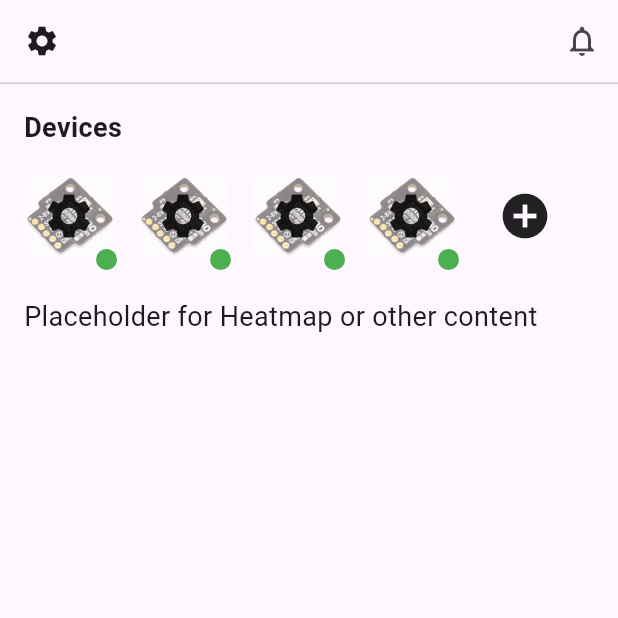
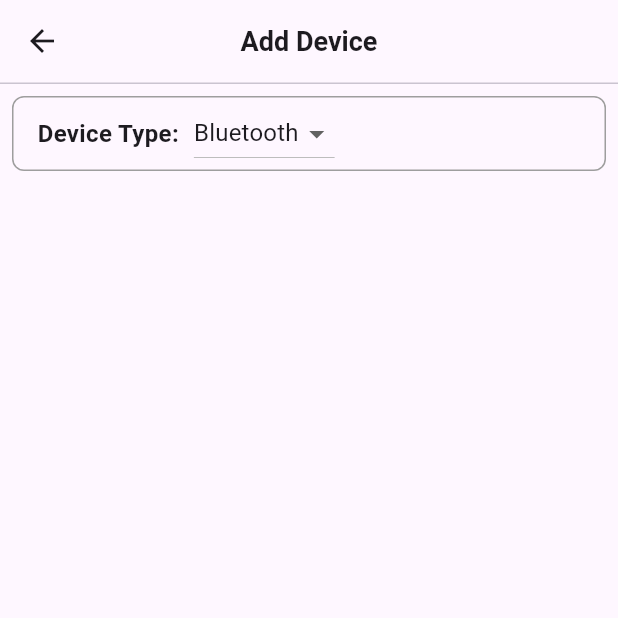
Before and after one commit to Canti-IoT/Canti-Hub, a Flutter app: the screen it shows after launch, after a tap on the "add circle" icon, on a phone screen of 412 x 824 dp, the top half of it. Run offline on Flutter 3.47's test engine with Material 3 defaults, Android fonts, the phone set to English and light mode, and no system bars; our stand-ins replace drift, shared_preferences, syncfusion_flutter_gauges, syncfusion_flutter_sliders; missing offline and left inert: flutter_octicons, syncfusion_flutter_core; accounts and stored records are empty; generated files the repository leaves out were written again.

Commit message:
feat: add 'add device' page, partial

```diff
--- a/lib/l10n/app_en.arb
+++ b/lib/l10n/app_en.arb
@@ -18,6 +18,8 @@
   "@_ALARMS": {},
   "alarms_config": "Alarms Configuration",
   "alarms_add_parameter": "Add Parameter",
-  "alarms": "Alarms"
+  "alarms": "Alarms",
 
+  "@_ADD_DEVICE": {},
+  "add_device": "Add Device"
 }
--- a/lib/main.dart
+++ b/lib/main.dart
@@ -1,5 +1,6 @@
 import 'package:canti_hub/pages/start_page.dart';
 import 'package:canti_hub/providers/database_provider.dart';
+import 'package:canti_hub/providers/device_provider.dart';
 import 'package:canti_hub/providers/parameters_provicer.dart';
 import 'package:canti_hub/providers/settings_provider.dart';
 import 'package:canti_hub/providers/theme_provider.dart';
@@ -22,6 +23,7 @@ class App extends StatelessWidget {
         ChangeNotifierProvider(create: (context) => DatabaseProvider()),
         ChangeNotifierProvider(create: (context) => SettingsProvider()),
         ChangeNotifierProvider(create: (context) => ThemeProvider()),
+        ChangeNotifierProvider(create: (context) => DeviceProvider()),
       ],
       child: Consumer<ThemeProvider>(
         builder: (context, themeProvider, child) {
--- /dev/null
+++ b/lib/pages/main_page/pages/add_device_page/add_device_page.dart
@@ -0,0 +1,36 @@
+import 'package:canti_hub/database/custom_types.dart';
+import 'package:canti_hub/pages/common/custom_app_bar.dart';
+import 'package:canti_hub/pages/main_page/pages/add_device_page/widgets/device_type_widget.dart';
+import 'package:canti_hub/pages/main_page/pages/add_device_page/widgets/mqtt_service_widget.dart';
+import 'package:canti_hub/providers/device_provider.dart';
+import 'package:flutter/material.dart';
+import 'package:flutter_gen/gen_l10n/app_localizations.dart';
+import 'package:provider/provider.dart';
+
+class AddDevicePage extends StatelessWidget {
+  const AddDevicePage({Key? key}) : super(key: key);
+
+  @override
+  Widget build(BuildContext context) {
+    var localisation = AppLocalizations.of(context);
+
+    return Scaffold(
+      appBar: CustomAppBar(
+        leftIcon: Icons.arrow_back,
+        title: localisation!.add_device,
+        onLeftIconPressed: () {
+          Navigator.popUntil(context, (route) => route.isFirst);
+        },
+      ),
+      body: ListView(
+        padding: EdgeInsets.fromLTRB(
+            8.0, 8.0, 8.0, 8.0), // Added bottom padding for floating buttons
+        children: [
+          DeviceTypeWidget(),
+          if (context.watch<DeviceProvider>().deviceType == DeviceType.virtual)
+            MqttServiceWidget(),
+        ],
+      ),
+    );
+  }
+}
--- /dev/null
+++ b/lib/pages/main_page/pages/add_device_page/widgets/device_type_widget.dart
@@ -0,0 +1,72 @@
+import 'package:canti_hub/database/custom_types.dart';
+import 'package:canti_hub/providers/device_provider.dart';
+import 'package:flutter/material.dart';
+import 'package:provider/provider.dart';
+
+class DeviceTypeWidget extends StatefulWidget {
+  @override
+  _DeviceTypeWidgetState createState() => _DeviceTypeWidgetState();
+}
+
+class _DeviceTypeWidgetState extends State<DeviceTypeWidget> {
+  DeviceType _selectedDeviceType = DeviceType.virtual;
+  bool _isHovered = false;
+
+  @override
+  Widget build(BuildContext context) {
+    _selectedDeviceType = context.watch<DeviceProvider>().deviceType;
+    return MouseRegion(
+      onEnter: (_) => setState(() => _isHovered = true),
+      onExit: (_) => setState(() => _isHovered = false),
+      child: Padding(
+        padding:
+            const EdgeInsets.only(bottom: 8.0), // Added margin to the bottom
+        child: Container(
+          decoration: BoxDecoration(
+            borderRadius: BorderRadius.circular(8.0),
+            border: Border.all(
+              color: _isHovered ? Colors.blue : Colors.grey,
+            ),
+          ),
+          child: Padding(
+            padding: const EdgeInsets.symmetric(horizontal: 16.0),
+            child: Row(
+              children: [
+                Text(
+                  'Device Type:',
+                  style: TextStyle(
+                    fontSize: 16.0,
+                    fontWeight: FontWeight.bold,
+                  ),
+                ),
+                SizedBox(width: 10),
+                DropdownButton<DeviceType>(
+                  value: _selectedDeviceType,
+                  onChanged: (DeviceType? newValue) {
+                    setState(() {
+                      _selectedDeviceType = newValue!;
+                    });
+                    context.read<DeviceProvider>().deviceType = newValue!;
+                  },
+                  items: DeviceType.values
+                      .map<DropdownMenuItem<DeviceType>>((DeviceType value) {
+                    return DropdownMenuItem<DeviceType>(
+                      value: value,
+                      child: Text(
+                        value == DeviceType.virtual ? 'Virtual' : 'Bluetooth',
+                        style: TextStyle(
+                          fontSize: 16.0,
+                          fontWeight: FontWeight.normal,
+                        ),
+                      ),
+                    );
+                  }).toList(),
+                ),
+              ],
+            ),
+          ),
+        ),
+      ),
+    );
+  }
+}
--- a/lib/pages/main_page/widgets/plus_icon.dart
+++ b/lib/pages/main_page/widgets/plus_icon.dart
@@ -1,5 +1,6 @@
 import 'package:canti_hub/database/custom_types.dart';
 import 'package:canti_hub/database/database.dart';
+import 'package:canti_hub/pages/main_page/pages/add_device_page/add_device_page.dart';
 import 'package:canti_hub/providers/database_provider.dart';
 import 'package:flutter/material.dart';
 import 'package:provider/provider.dart';
@@ -13,7 +14,12 @@ class PlusIcon extends StatelessWidget {
   Widget build(BuildContext context) {
     return Container(
       child: GestureDetector(
-        onTap: () async {},
+        onTap: () {
+          Navigator.push(
+            context,
+            MaterialPageRoute(builder: (context) => const AddDevicePage()),
+          );
+        },
         child: Container(
           width: 76,
           child: Stack(
--- /dev/null
+++ b/lib/providers/device_provider.dart
@@ -0,0 +1,69 @@
+import 'package:canti_hub/database/custom_types.dart';
+import 'package:canti_hub/database/database.dart';
+import 'package:canti_hub/providers/database_provider.dart';
+import 'package:flutter/material.dart';
+import 'package:provider/provider.dart';
+
+class MqttParameter {
+  final int id;
+  final int index;
+  final String name;
+  bool checkbox;
+  String topic;
+
+  MqttParameter({
+    required this.id,
+    required this.index,
+    required this.name,
+    required this.checkbox,
+    required this.topic,
+  });
+}
+
+class DeviceProvider with ChangeNotifier {
+  late DeviceType _deviceType;
+  late MqttTableData _mqtt;
+  late List<MqttParameter> parameters;
+
+  DeviceProvider() {
+    _deviceType = DeviceType.physical;
+    _mqtt = MqttTableData(
+        id: -1, serverUrl: 'uninitialized', username: 'uninitialized');
+    parameters = [];
+  }
+
+  DeviceType get deviceType => _deviceType;
+  MqttTableData get mqtt => _mqtt;
+
+  set deviceType(DeviceType newDeviceType) {
+    _deviceType = newDeviceType;
+    notifyListeners();
+  }
+
+  set mqtt(MqttTableData newMqtt) {
+    _mqtt = newMqtt;
+    notifyListeners();
+  }
+
+  void loadParameters(BuildContext context) {
+    List<MqttParameter> tmpParameters = [];
+
+    for (var index = 0;
+        index < context.read<DatabaseProvider>().parameters.length;
+        index++) {
+      var parameter = context.read<DatabaseProvider>().parameters[index];
+
+      // Now you can access parameter.index, parameter.name, etc.
+      tmpParameters.add(MqttParameter(
+        id: parameter.index,
+        index: index,
+        name: parameter.name,
+        checkbox: false,
+        topic: '',
+      ));
+    }
+
+    parameters = tmpParameters;
+    notifyListeners();
+  }
+}
```
Also changed, not shown: lib/pages/main_page/pages/add_device_page/widgets/mqtt_service_widget.dart (added, +81 -0 lines), lib/pages/main_page/pages/add_device_page/widgets/bluetooh_list.dart (added), lib/pages/main_page/pages/add_device_page/widgets/mqtt_parameter_widget.dart (added).
